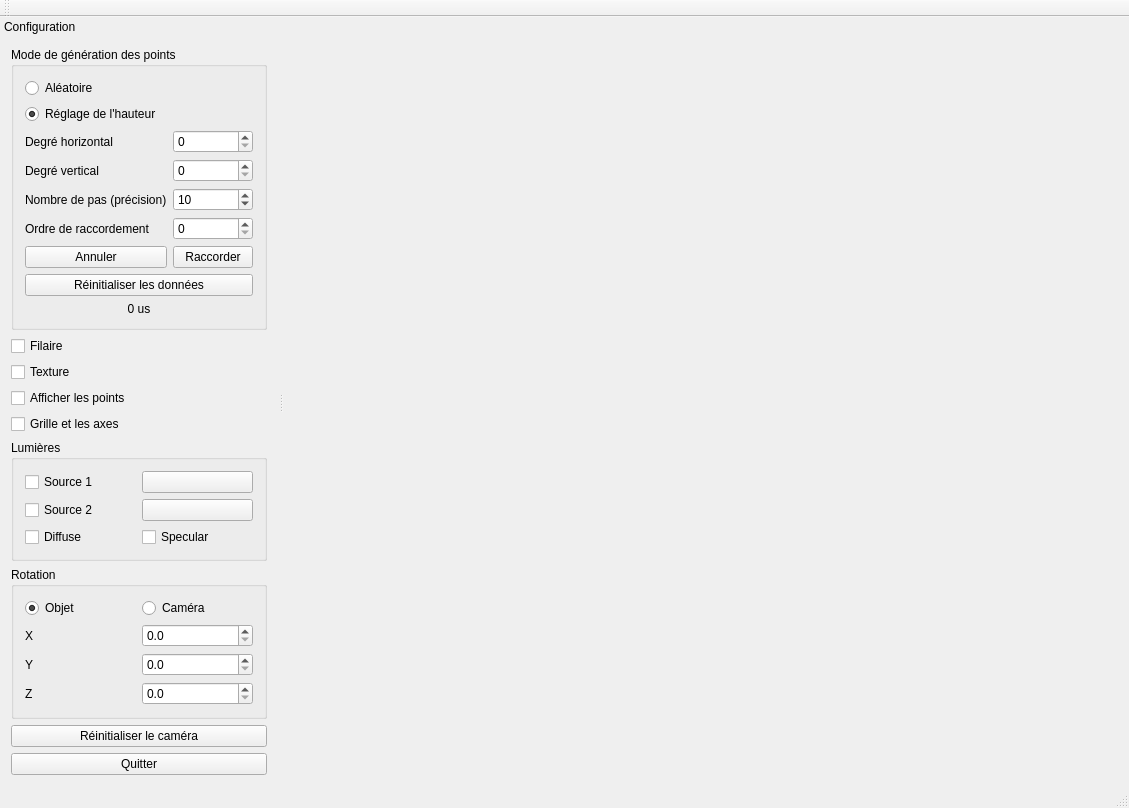
This is Maths5ABezierQuaternions/form/maths5a_bezierquaternions.ui in PrLayton/BezierSurfacesAndQuaternions as Qt 5 draws it before an edit. The edited form follows.
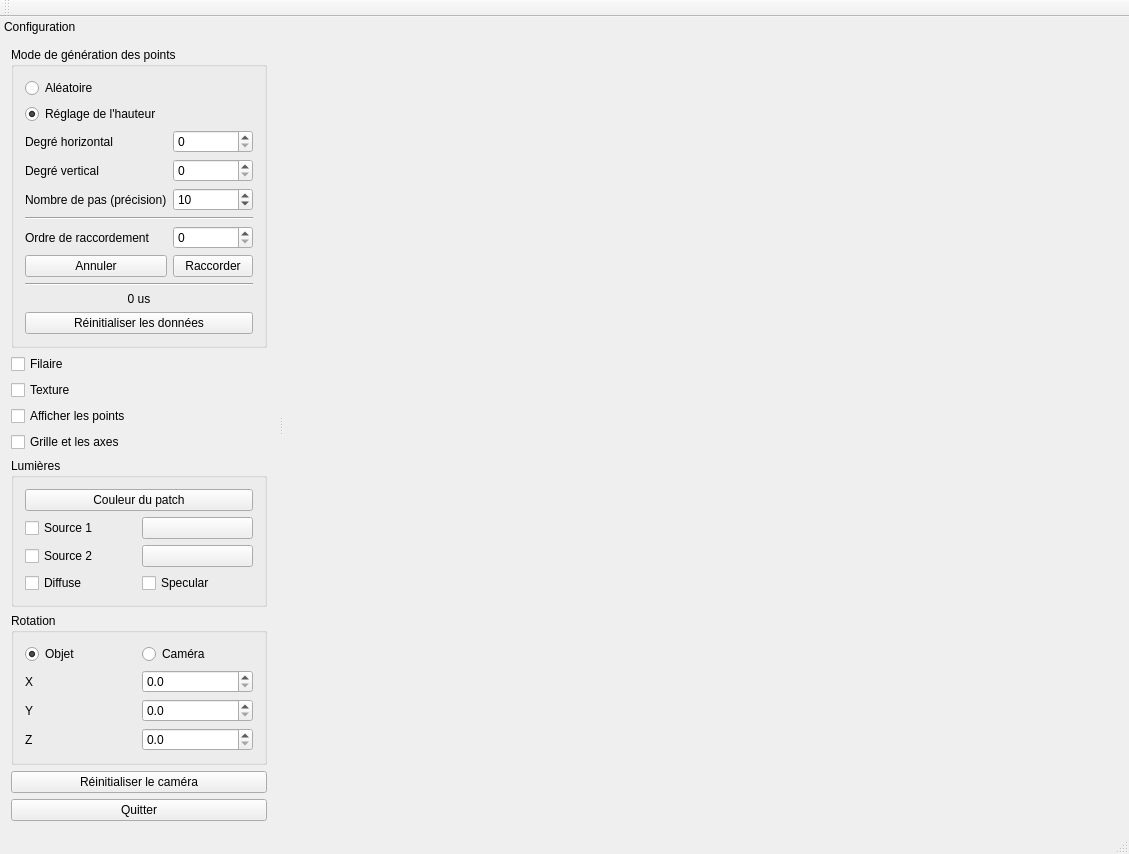
This is the edited form.

Commit message: Changement dans l'UI. Bouton pour changer couleur du patch. "Caméra" rotation fonctionnelle.

Diff of the .ui file:
```diff
--- a/Maths5ABezierQuaternions/form/maths5a_bezierquaternions.ui
+++ b/Maths5ABezierQuaternions/form/maths5a_bezierquaternions.ui
@@ -7,7 +7,7 @@
     <x>0</x>
     <y>0</y>
     <width>1129</width>
-    <height>751</height>
+    <height>767</height>
    </rect>
   </property>
   <property name="windowTitle">
@@ -102,15 +102,19 @@
           <property name="minimum">
            <number>0</number>
           </property>
-          <property name="maximum">
-           <number>20</number>
+         </widget>
+        </item>
+        <item row="11" column="2">
+         <widget class="QPushButton" name="bJoin">
+          <property name="text">
+           <string>Raccorder</string>
           </property>
           <property name="value">
            <number>0</number>
           </property>
          </widget>
         </item>
-        <item row="8" column="1">
+        <item row="9" column="1">
          <widget class="QLabel" name="label">
           <property name="text">
            <string>Ordre de raccordement</string>
@@ -138,30 +142,13 @@
          </widget>
         </item>
         <item row="9" column="2">
-         <widget class="QPushButton" name="bJoin">
-          <property name="text">
-           <string>Raccorder</string>
-          </property>
-         </widget>
-        </item>
-        <item row="8" column="2">
          <widget class="QSpinBox" name="spinJoinOrder">
           <property name="maximum">
            <number>2</number>
           </property>
          </widget>
         </item>
-        <item row="12" column="1" colspan="2">
-         <widget class="QLabel" name="laTimeCalcSurface">
-          <property name="text">
-           <string>0 us</string>
-          </property>
-          <property name="alignment">
-           <set>Qt::AlignCenter</set>
-          </property>
-         </widget>
-        </item>
-        <item row="9" column="1">
+        <item row="11" column="1">
          <widget class="QPushButton" name="bCancelJoin">
           <property name="text">
            <string>Annuler</string>
@@ -175,13 +162,37 @@
           </property>
          </widget>
         </item>
-        <item row="11" column="1" colspan="2">
+        <item row="15" column="1" colspan="2">
          <widget class="QPushButton" name="bResetData">
           <property name="text">
            <string>Réinitialiser les données</string>
           </property>
          </widget>
         </item>
+        <item row="13" column="1" colspan="2">
+         <widget class="Line" name="line_2">
+          <property name="orientation">
+           <enum>Qt::Horizontal</enum>
+          </property>
+         </widget>
+        </item>
+        <item row="8" column="1" colspan="2">
+         <widget class="Line" name="line">
+          <property name="orientation">
+           <enum>Qt::Horizontal</enum>
+          </property>
+         </widget>
+        </item>
+        <item row="14" column="1" colspan="2">
+         <widget class="QLabel" name="laTimeCalcSurface">
+          <property name="text">
+           <string>0 us</string>
+          </property>
+          <property name="alignment">
+           <set>Qt::AlignCenter</set>
+          </property>
+         </widget>
+        </item>
        </layout>
       </widget>
      </item>
@@ -219,28 +230,35 @@
         <string>Lumières</string>
        </property>
        <layout class="QGridLayout" name="gridLayout_2">
-        <item row="0" column="1">
-         <widget class="QPushButton" name="bColorS1">
-          <property name="text">
-           <string/>
-          </property>
-         </widget>
-        </item>
-        <item row="5" column="0">
+        <item row="6" column="0">
          <widget class="QCheckBox" name="cbDiffuse">
           <property name="text">
            <string>Diffuse</string>
           </property>
          </widget>
         </item>
-        <item row="0" column="0">
+        <item row="1" column="1">
+         <widget class="QPushButton" name="bColorS1">
+          <property name="text">
+           <string/>
+          </property>
+         </widget>
+        </item>
+        <item row="6" column="1">
+         <widget class="QCheckBox" name="cbSpecular">
+          <property name="text">
+           <string>Specular</string>
+          </property>
+         </widget>
+        </item>
+        <item row="1" column="0">
          <widget class="QCheckBox" name="cbLight1">
           <property name="text">
            <string>Source 1</string>
           </property>
          </widget>
         </item>
-        <item row="2" column="1">
+        <item row="3" column="1">
          <widget class="QPushButton" name="bColorS2">
           <property name="layoutDirection">
            <enum>Qt::LeftToRight</enum>
@@ -250,17 +268,17 @@
           </property>
          </widget>
         </item>
-        <item row="2" column="0">
+        <item row="3" column="0">
          <widget class="QCheckBox" name="cbLight2">
           <property name="text">
            <string>Source 2</string>
           </property>
          </widget>
         </item>
-        <item row="5" column="1">
-         <widget class="QCheckBox" name="cbSpecular">
+        <item row="0" column="0" colspan="2">
+         <widget class="QPushButton" name="bColorObj">
           <property name="text">
-           <string>Specular</string>
+           <string>Couleur du patch</string>
           </property>
          </widget>
         </item>
```
Left out of the diff: 46 changed lines with no effect on the pictures. The commit also changes 4 other files.
